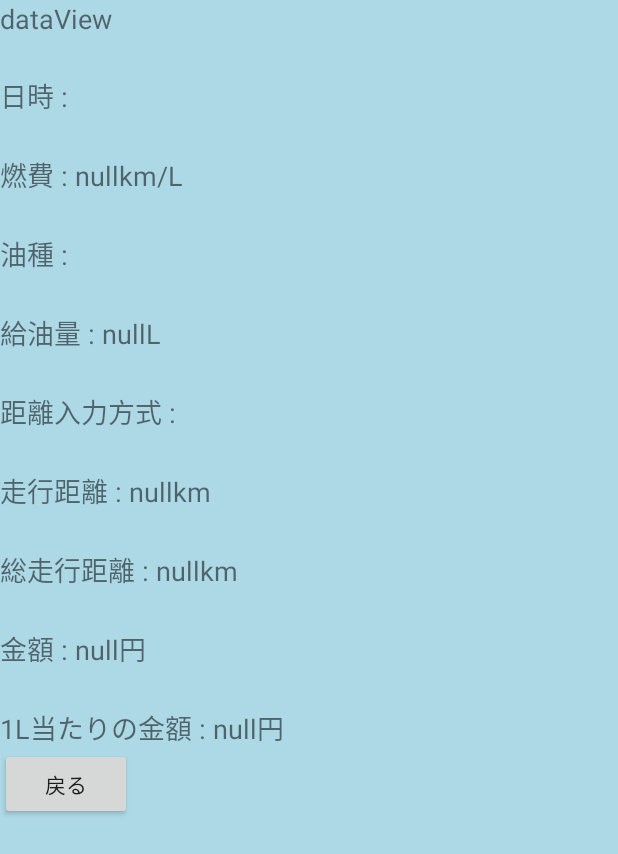
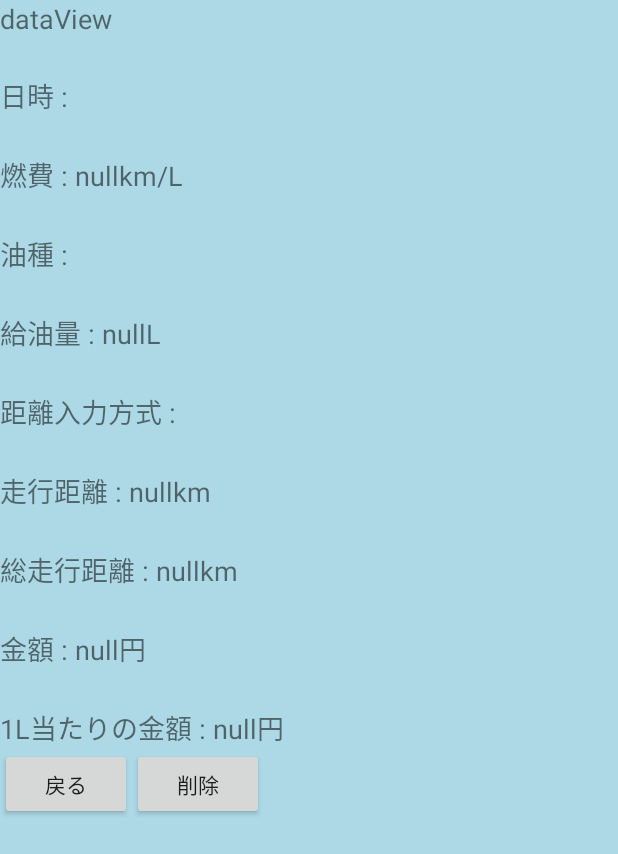
Before and after one commit to uezonokou/FuelMemory, an Android app: the DataViewActivity screen opened directly, with no data from a screen before it, on a phone screen of 412 x 824 dp. Shown: the top 854 px of the screen. Run offline under Robolectric (Android 15) with nearby library versions, the phone set to English and light mode, and no system bars.

Commit message:
データ削除機能追加・バックボタン対策

```diff
--- a/app/src/main/res/layout/activity_dateview.xml
+++ b/app/src/main/res/layout/activity_dateview.xml
@@ -240,6 +240,13 @@
                     android:layout_height="wrap_content"
                     android:text="戻る" />
 
+                <Button
+                    android:id="@+id/delete"
+                    android:layout_width="wrap_content"
+                    android:layout_height="wrap_content"
+                    android:layout_weight="1"
+                    android:text="削除" />
+
             </LinearLayout>
 
         </LinearLayout>
```
Also changed, not shown: app/src/main/java/com/example/fuelmemory/DataViewActivity.java (+38 -0 lines), app/src/main/java/com/example/fuelmemory/HistoryActivity.java (+11 -0 lines).
